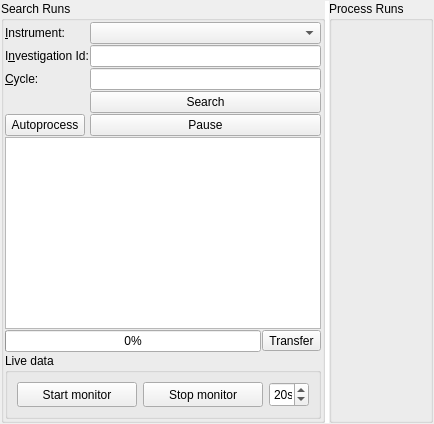
Before: the Qt Designer form qt/scientific_interfaces/ISISReflectometry/GUI/Runs/RunsWidget.ui in mantidproject/mantid, drawn with Qt 5.
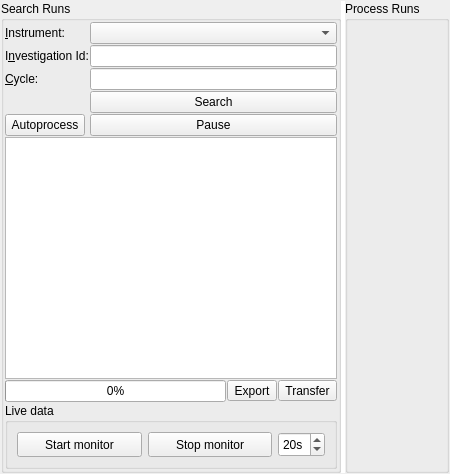
After: the same form once the commit is applied.

Commit message:
Add export button to GUI
RE #33468

The edit to the form file:
```diff
--- a/qt/scientific_interfaces/ISISReflectometry/GUI/Runs/RunsWidget.ui
+++ b/qt/scientific_interfaces/ISISReflectometry/GUI/Runs/RunsWidget.ui
@@ -2,6 +2,14 @@
 <ui version="4.0">
  <class>RunsWidget</class>
  <widget class="QWidget" name="RunsWidget">
+  <property name="geometry">
+   <rect>
+    <x>0</x>
+    <y>0</y>
+    <width>450</width>
+    <height>474</height>
+   </rect>
+  </property>
   <property name="windowTitle">
    <string>RunsTab</string>
   </property>
@@ -288,6 +296,16 @@
            </property>
           </widget>
          </item>
+         <item>
+          <widget class="QToolButton" name="buttonExport">
+           <property name="text">
+            <string>Export</string>
+           </property>
+           <property name="toolButtonStyle">
+            <enum>Qt::ToolButtonTextBesideIcon</enum>
+           </property>
+          </widget>
+         </item>
          <item>
           <widget class="QToolButton" name="buttonTransfer">
            <property name="toolTip">
```
Left out of the diff: 8 changed lines with no effect on the pictures. The commit also changes 2 other files.
